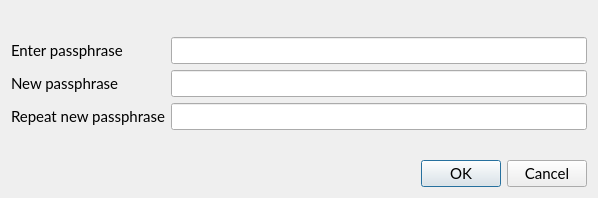
Before: the Qt Designer form src/qt/forms/askpassphrasedialog.ui in VeriConomy/vericoin, drawn with Qt 5.
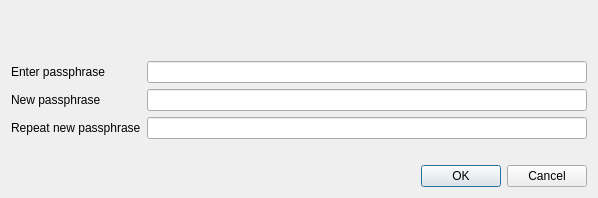
After: the same form once the commit is applied.

Commit message: more on mac fonts

What changed in the file:
```diff
--- a/src/qt/forms/askpassphrasedialog.ui
+++ b/src/qt/forms/askpassphrasedialog.ui
@@ -22,12 +22,6 @@
     <height>0</height>
    </size>
   </property>
-  <property name="font">
-   <font>
-    <family>Lato</family>
-    <pointsize>11</pointsize>
-   </font>
-  </property>
   <property name="windowTitle">
    <string>Passphrase Dialog</string>
   </property>
@@ -49,11 +43,6 @@
      </property>
      <item row="0" column="0">
       <widget class="QLabel" name="passLabel1">
-       <property name="font">
-        <font>
-         <pointsize>11</pointsize>
-        </font>
-       </property>
        <property name="text">
         <string>Enter passphrase</string>
        </property>
@@ -61,11 +50,6 @@
      </item>
      <item row="0" column="1">
       <widget class="QLineEdit" name="passEdit1">
-       <property name="font">
-        <font>
-         <pointsize>11</pointsize>
-        </font>
-       </property>
        <property name="echoMode">
         <enum>QLineEdit::Password</enum>
        </property>
@@ -73,11 +57,6 @@
      </item>
      <item row="1" column="0">
       <widget class="QLabel" name="passLabel2">
-       <property name="font">
-        <font>
-         <pointsize>11</pointsize>
-        </font>
-       </property>
        <property name="text">
         <string>New passphrase</string>
        </property>
@@ -85,11 +64,6 @@
      </item>
      <item row="1" column="1">
       <widget class="QLineEdit" name="passEdit2">
-       <property name="font">
-        <font>
-         <pointsize>11</pointsize>
-        </font>
-       </property>
        <property name="echoMode">
         <enum>QLineEdit::Password</enum>
        </property>
@@ -97,11 +71,6 @@
      </item>
      <item row="2" column="0">
       <widget class="QLabel" name="passLabel3">
-       <property name="font">
-        <font>
-         <pointsize>11</pointsize>
-        </font>
-       </property>
        <property name="text">
         <string>Repeat new passphrase</string>
        </property>
@@ -109,11 +78,6 @@
      </item>
      <item row="2" column="1">
       <widget class="QLineEdit" name="passEdit3">
-       <property name="font">
-        <font>
-         <pointsize>11</pointsize>
-        </font>
-       </property>
        <property name="echoMode">
         <enum>QLineEdit::Password</enum>
        </property>
@@ -121,12 +85,6 @@
      </item>
      <item row="3" column="1">
       <widget class="QLabel" name="capsLabel">
-       <property name="font">
-        <font>
-         <weight>75</weight>
-         <bold>true</bold>
-        </font>
-       </property>
        <property name="text">
         <string/>
        </property>
```
The commit also changes 32 other files.
